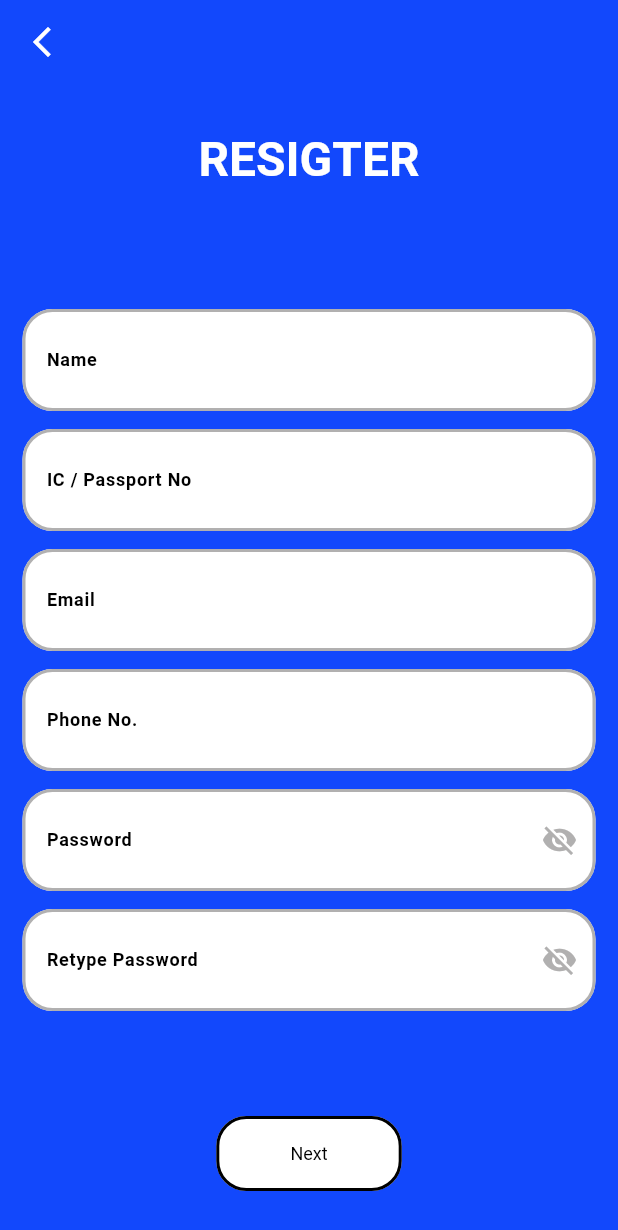
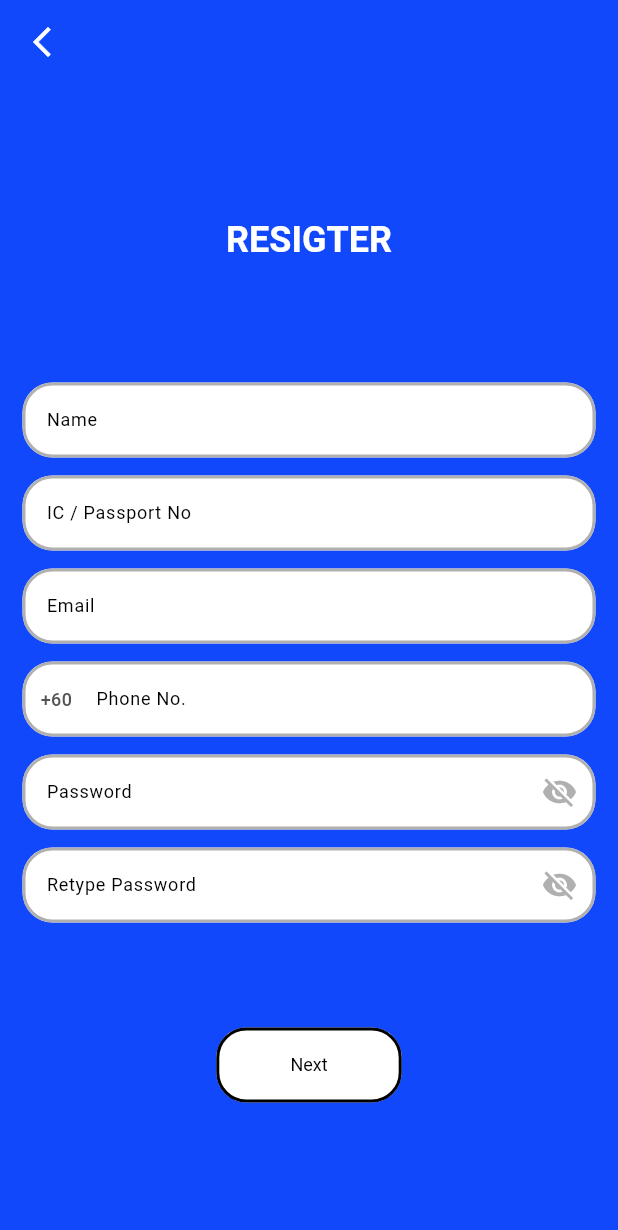
Before and after one commit to tanvironb/kitaid1, a Flutter app: the SignUpPage screen opened directly, on a phone screen of 412 x 824 dp. Shown: the top 1230 px of the screen. Run offline on Flutter 3.47's test engine with Material 3 defaults, Android fonts, the phone set to English and light mode, and no system bars; our stand-ins replace cloud_firestore, firebase_auth, firebase_core, local_auth, qr_flutter, shared_preferences; accounts and stored records are empty.

Commit message:
size fixed by tanvir

```diff
--- a/lib/features/authentication/screen/login/login.dart
+++ b/lib/features/authentication/screen/login/login.dart
@@ -435,6 +435,7 @@ class _LoginScreenState extends State<LoginScreen>
                                       'Login',
                                       style: TextStyle(
                                         fontWeight: FontWeight.w600,
+                                        fontSize: mysizes.fontSm,
                                         letterSpacing: 1.2,
                                       ),
                                     ),
@@ -498,7 +499,7 @@ class _LoginScreenState extends State<LoginScreen>
                               textAlign: TextAlign.center,
                               style: TextStyle(
                                 color: Colors.black.withOpacity(0.55),
-                                fontSize: 12,
+                                fontSize: 11,
                               ),
                             ),
                           ],
--- a/lib/features/authentication/screen/profile/profile.dart
+++ b/lib/features/authentication/screen/profile/profile.dart
@@ -420,6 +420,7 @@ class _CardsFromFirestore extends StatelessWidget {
                 'No cards yet.',
                 style: theme.textTheme.bodyMedium?.copyWith(
                   color: mycolors.textPrimary,
+                  fontSize: mysizes.fontMd
                 ),
               ),
             ),
--- a/lib/features/authentication/screen/register/signup_page.dart
+++ b/lib/features/authentication/screen/register/signup_page.dart
@@ -205,7 +205,8 @@ class _SignUpPageState extends State<SignUpPage> {
                     style: Theme.of(context)
                         .textTheme
                         .headlineLarge
-                        ?.copyWith(color: Colors.white),
+                        ?.copyWith(color: Colors.white,
+                        fontSize: mysizes.fontLg),
                     textAlign: TextAlign.center,
                   ),
                   const SizedBox(height: 80),
@@ -213,8 +214,12 @@ class _SignUpPageState extends State<SignUpPage> {
                   TextFormField(
                     controller: _name,
                     validator: _req,
+                    style: TextStyle(
+                      fontSize: mysizes.fontSm,
+                      fontWeight: FontWeight.w400,
+                    ),
                     decoration: const InputDecoration(
-                      labelText: mytitle.s_name,
+                      hintText: mytitle.s_name,
                       filled: true,
                       fillColor: Colors.white,
                     ),
@@ -224,10 +229,15 @@ class _SignUpPageState extends State<SignUpPage> {
                   TextFormField(
                     controller: _ic,
                     validator: _req,
+                    style: TextStyle(
+                      fontSize: mysizes.fontSm,
+                      fontWeight: FontWeight.w400,
+                    ),
                     decoration: const InputDecoration(
-                      labelText: 'IC / Passport No',
+                      hintText: 'IC / Passport No',
                       filled: true,
                       fillColor: Colors.white,
+
                     ),
                   ),
                   const SizedBox(height: 12),
@@ -235,8 +245,12 @@ class _SignUpPageState extends State<SignUpPage> {
                   TextFormField(
                     controller: _email,
                     validator: _emailV,
+                    style: TextStyle(
+                      fontSize: mysizes.fontSm,
+                      fontWeight: FontWeight.w400,
+                    ),
                     decoration: const InputDecoration(
-                      labelText: mytitle.s_email,
+                      hintText: mytitle.s_email,
                       filled: true,
                       fillColor: Colors.white,
                     ),
@@ -246,12 +260,32 @@ class _SignUpPageState extends State<SignUpPage> {
                   TextFormField(
                     controller: _phone,
                     validator: _phoneV,
+                    style: TextStyle(
+                      fontSize: mysizes.fontSm,
+                      fontWeight: FontWeight.w400,
+                    ),
                     keyboardType: TextInputType.phone,
                     decoration: const InputDecoration(
-                      labelText: mytitle.phoneno,
+                      hintText: mytitle.phoneno,
                       filled: true,
                       fillColor: Colors.white,
-                      prefixText: '+60 ',
+
+                      prefixIcon: Padding(
+                        padding: EdgeInsets.symmetric(horizontal: mysizes.fontSm),
+                        child: Text(
+                          '+60',
+                          style: TextStyle(
+                            fontSize: mysizes.fontSm,
+                            color: Color.fromARGB(255, 82, 82, 82),
+                            fontWeight: FontWeight.w500,
+                          ),
+                        ),
+                      ),
+                        prefixIconConstraints: const BoxConstraints(
+                          minWidth: 0,
+                          minHeight: 0,
+                        ),
+
                     ),
                   ),
                   const SizedBox(height: 12),
@@ -260,8 +294,12 @@ class _SignUpPageState extends State<SignUpPage> {
                     controller: _password,
                     obscureText: _obscurePw,
                     validator: _pwV,
+                    style: TextStyle(
+                      fontSize: mysizes.fontSm,
+                      fontWeight: FontWeight.w400,
+                    ),
                     decoration: InputDecoration(
-                      labelText: mytitle.s_password,
+                      hintText: mytitle.s_password,
                       filled: true,
                       fillColor: Colors.white,
                       suffixIcon: IconButton(
@@ -276,8 +314,12 @@ class _SignUpPageState extends State<SignUpPage> {
                     controller: _confirm,
                     obscureText: _obscureConfirm,
                     validator: _confirmV,
+                    style: TextStyle(
+                      fontSize: mysizes.fontSm,
+                      fontWeight: FontWeight.w400,
+                    ),
                     decoration: InputDecoration(
-                      labelText: mytitle.retypepassword,
+                      hintText: mytitle.retypepassword,
                       filled: true,
                       fillColor: Colors.white,
                       suffixIcon: IconButton(
@@ -293,6 +335,7 @@ class _SignUpPageState extends State<SignUpPage> {
                   Center(
                     child: SizedBox(
                       width: w * 0.3,
+
                       child: ElevatedButton(
                         onPressed: _loading ? null : _onNext,
                         child: _loading
@@ -300,8 +343,12 @@ class _SignUpPageState extends State<SignUpPage> {
                                 width: 18,
                                 height: 18,
                                 child: CircularProgressIndicator(strokeWidth: 2),
+
                               )
-                            : const Text('Next'),
+                            : const Text('Next',
+                            style: TextStyle(
+                              fontSize: mysizes.fontSm,
+                            ),),
                       ),
                     ),
                   ),
--- a/lib/features/chatbot/chatbot_page.dart
+++ b/lib/features/chatbot/chatbot_page.dart
@@ -118,7 +118,8 @@ class _ChatBotPageState extends State<ChatBotPage> {
           style: theme.textTheme.titleMedium?.copyWith(
             color: theme.colorScheme.onPrimary,
             letterSpacing: 2,
-            fontWeight: FontWeight.w600,
+            fontWeight: FontWeight.w500,
+            fontSize: mysizes.fontLg
           ),
         ),
       ),
@@ -154,9 +155,11 @@ class _ChatBotPageState extends State<ChatBotPage> {
                       controller: _textCtrl,
                       style: theme.textTheme.bodyMedium?.copyWith(
                         color: mycolors.textPrimary,
+                        fontSize: mysizes.fontSm
                       ),
                       decoration: const InputDecoration(
                         hintText: 'Write your message here',
+
                         isDense: true,
                         border: InputBorder.none,
                       ),
```
Also changed, not shown: lib/features/authentication/screen/homepage/home_page.dart (+8 -1 lines), lib/features/settings/change_password_page.dart (+17 -3 lines).
